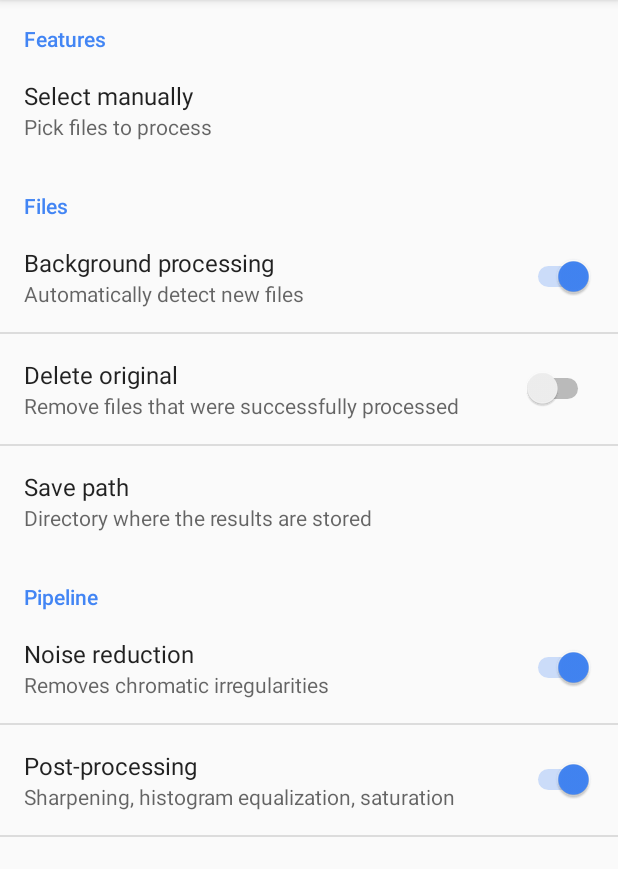
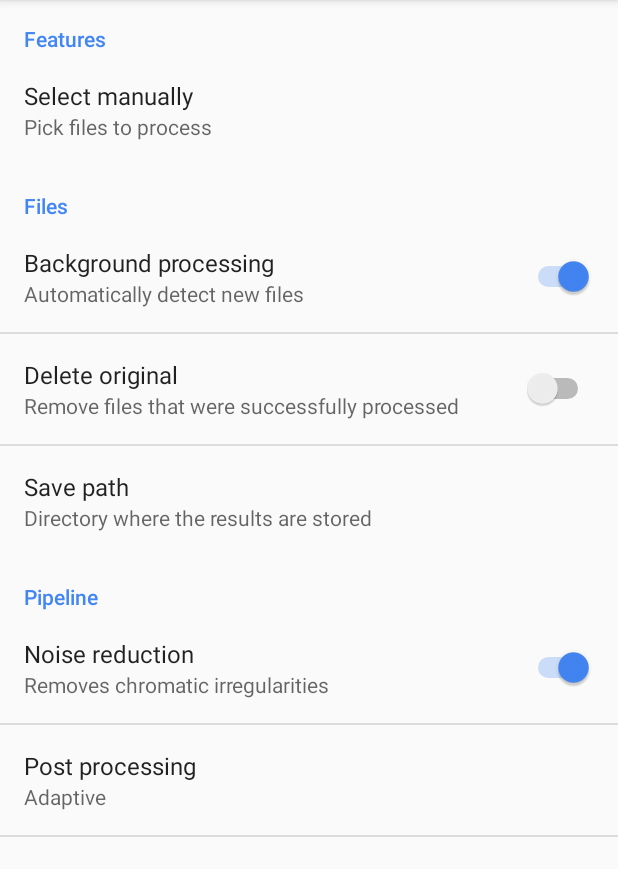
Before and after one commit to amirzaidi/DNGProcessor, an Android app: the screen it shows after launch (MainActivity), on a phone screen of 412 x 824 dp, the part 84-953 px from its top. Run offline under Robolectric (Android 15) with nearby library versions, the phone set to English and light mode, and no system bars.

Commit message:
Split post processing option into three: disabled, adaptive, boosted

```diff
--- /dev/null
+++ b/app/src/main/res/values/config.xml
@@ -0,0 +1,14 @@
+<?xml version="1.0" encoding="utf-8"?>
+<resources>
+    <string-array translatable="false" name="post_processing_preset_names">
+        <item>@string/post_processing_disabled</item>
+        <item>@string/post_processing_adaptive</item>
+        <item>@string/post_processing_boosted</item>
+    </string-array>
+
+    <string-array translatable="false" name="post_processing_preset_values">
+        <item>Disabled</item>
+        <item>Adaptive</item>
+        <item>Boosted</item>
+    </string-array>
+</resources>
--- a/app/src/main/res/values/strings.xml
+++ b/app/src/main/res/values/strings.xml
@@ -17,6 +17,8 @@
     <string name="category_pipeline">Pipeline</string>
     <string name="pref_noise_reduce_title">Noise reduction</string>
     <string name="pref_noise_reduce_desc">Removes chromatic irregularities</string>
-    <string name="pref_post_process_title">Post-processing</string>
-    <string name="pref_post_process_desc">Sharpening, histogram equalization, saturation</string>
+    <string name="pref_post_process_title">Post processing</string>
+    <string name="post_processing_disabled">Disabled</string>
+    <string name="post_processing_adaptive">Adaptive</string>
+    <string name="post_processing_boosted">Boosted</string>
 </resources>
--- a/app/src/main/res/xml/preferences.xml
+++ b/app/src/main/res/xml/preferences.xml
@@ -40,11 +40,13 @@
             android:summary="@string/pref_noise_reduce_desc"
             android:defaultValue="true" />
 
-        <SwitchPreference
-            android:key="pref_post_process"
+        <ListPreference
+            android:key="pref_post_process_type"
             android:title="@string/pref_post_process_title"
-            android:summary="@string/pref_post_process_desc"
-            android:defaultValue="true" />
+            android:summary="%s"
+            android:entries="@array/post_processing_preset_names"
+            android:entryValues="@array/post_processing_preset_values"
+            android:defaultValue="Adaptive" />
 
     </PreferenceCategory>
 
```
Also changed, not shown: app/src/main/java/amirz/dngprocessor/Settings.java (+9 -3 lines), app/src/main/java/amirz/dngprocessor/params/ProcessParams.java (+4 -4 lines), app/src/main/java/amirz/dngprocessor/parser/DngParser.java (+19 -10 lines).
